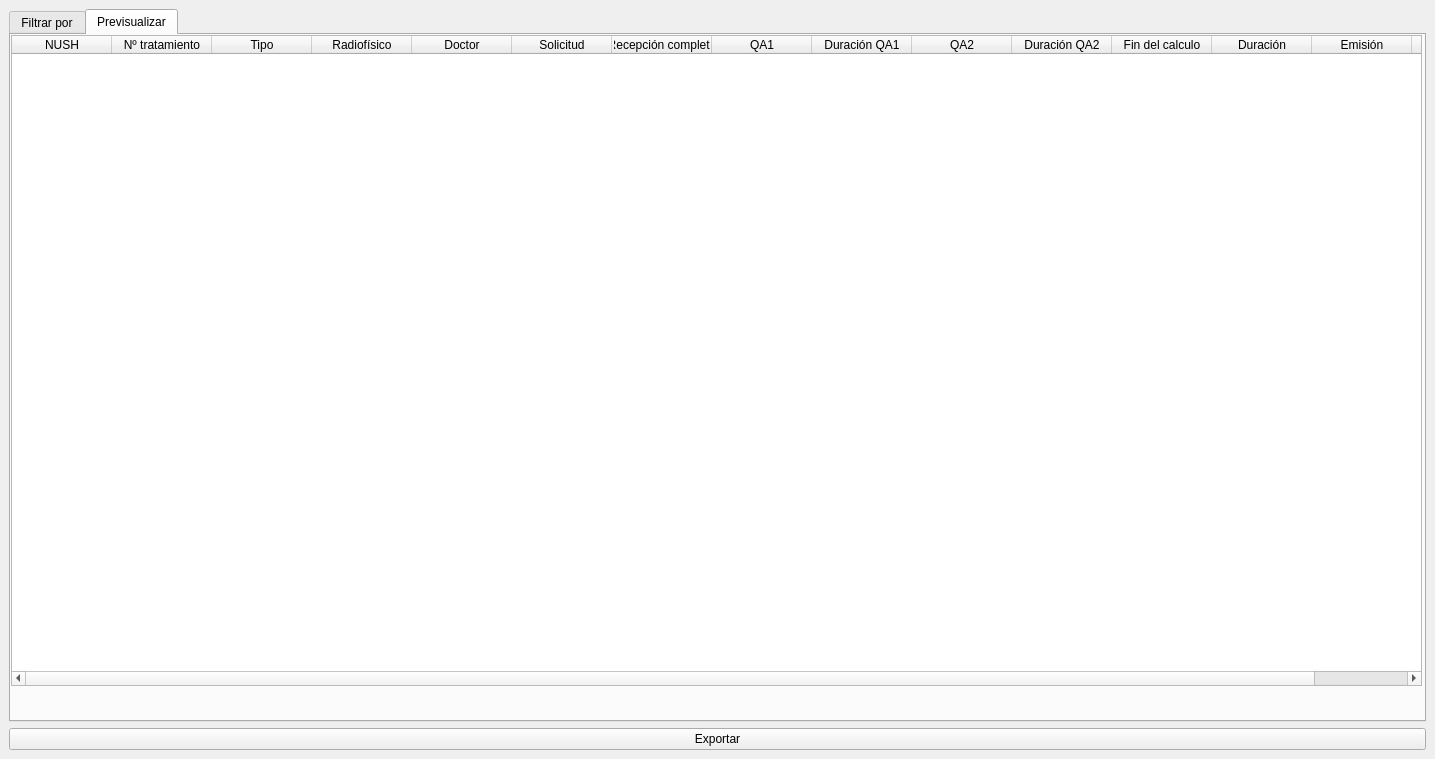
The window that UI/exploitUI.ui (18Orion/GestorDePacientesRadioterapia) describes before a commit, drawn with Qt 5.
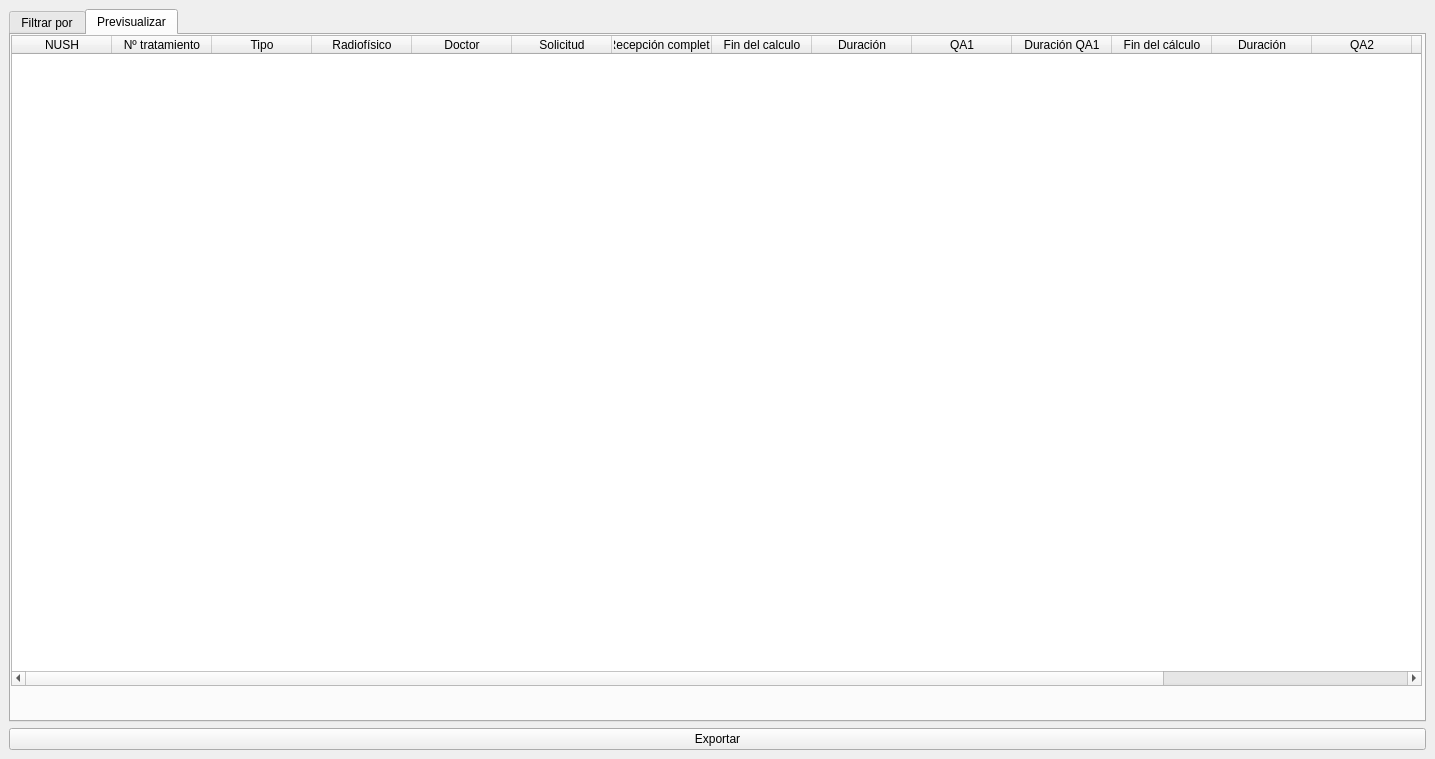
The same window after the commit. The open tabs and pages were chosen to show the change.

```diff
--- a/UI/exploitUI.ui
+++ b/UI/exploitUI.ui
@@ -230,6 +230,16 @@
              <string>Recepción completa</string>
             </property>
            </column>
+           <column>
+            <property name="text">
+             <string>Fin del calculo</string>
+            </property>
+           </column>
+           <column>
+            <property name="text">
+             <string>Duración</string>
+            </property>
+           </column>
            <column>
             <property name="text">
              <string>QA1</string>
@@ -240,6 +250,16 @@
              <string>Duración QA1</string>
             </property>
            </column>
+           <column>
+            <property name="text">
+             <string>Fin del cálculo</string>
+            </property>
+           </column>
+           <column>
+            <property name="text">
+             <string>Duración</string>
+            </property>
+           </column>
            <column>
             <property name="text">
              <string>QA2</string>
@@ -250,16 +270,6 @@
              <string>Duración QA2</string>
             </property>
            </column>
-           <column>
-            <property name="text">
-             <string>Fin del calculo</string>
-            </property>
-           </column>
-           <column>
-            <property name="text">
-             <string>Duración</string>
-            </property>
-           </column>
            <column>
             <property name="text">
              <string>Emisión</string>
```
Left out of the diff: 2 changed lines with no effect on the pictures.
